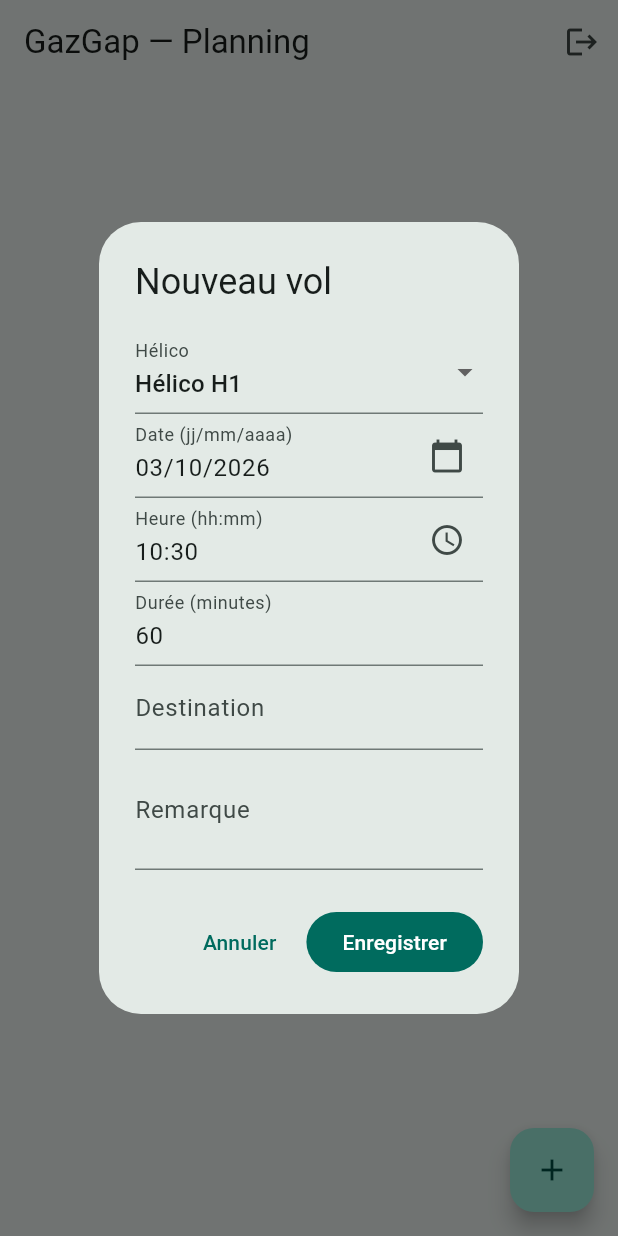
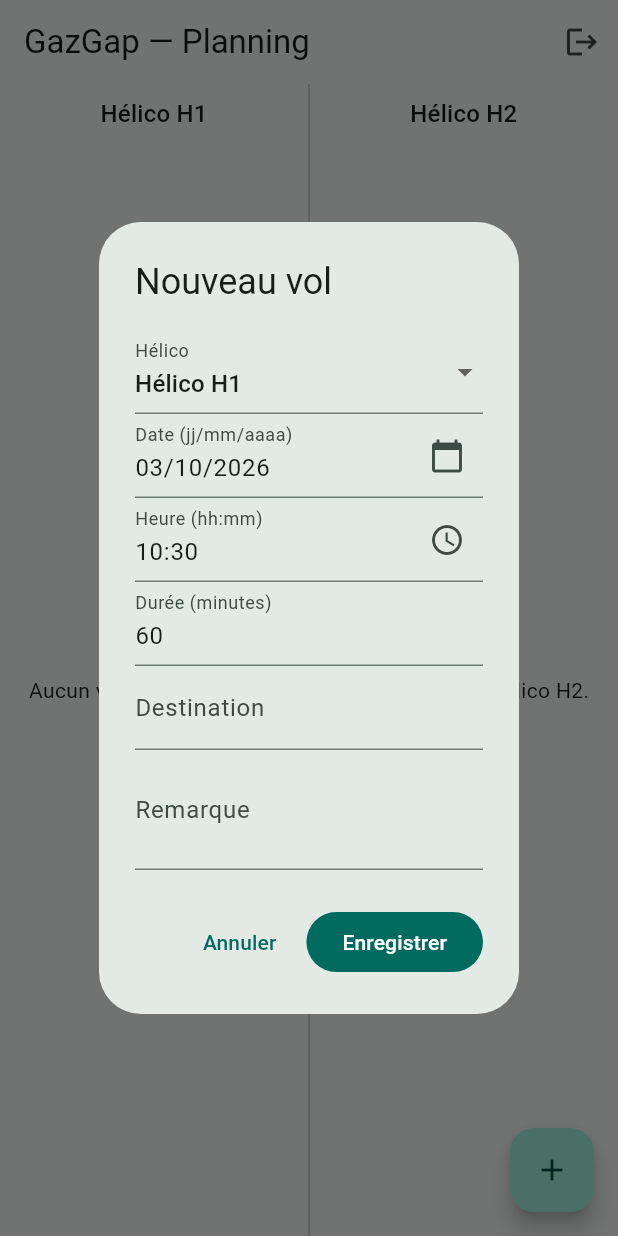
Before and after one commit to MayoFaro/gazgap, a Flutter app: the screen it shows once a user with an empty profile is signed in, after a tap on the "add" icon, on a phone screen of 412 x 824 dp. Run offline on Flutter 3.47's test engine with Material 3 defaults, Android fonts, the phone set to English and light mode, and no system bars; our stand-ins replace cloud_firestore, firebase_auth, firebase_core; accounts and stored records are empty.

Commit message:
feat: affichage du planning en deux colonnes (H1/H2), création multi-hélico

```diff
--- a/lib/features/planning/planning_screen.dart
+++ b/lib/features/planning/planning_screen.dart
@@ -1,5 +1,6 @@
 import 'package:flutter/material.dart';
 
+import '../../core/helicos.dart';
 import '../../core/overlap.dart';
 import '../../data/flight.dart';
 import '../../data/flight_api.dart';
@@ -36,19 +37,22 @@ class _PlanningScreenState extends State<PlanningScreen> {
   }
 
   Future<void> _create() async {
-    final draft = await showDialog<FlightDraft>(
+    final drafts = await showDialog<List<FlightDraft>>(
       context: context,
       builder: (_) => const FlightFormDialog(),
     );
-    if (draft != null) await _run(() => _api.create(draft));
+    if (drafts == null) return;
+    for (final draft in drafts) {
+      await _run(() => _api.create(draft));
+    }
   }
 
   Future<void> _edit(Flight flight) async {
-    final draft = await showDialog<FlightDraft>(
+    final drafts = await showDialog<List<FlightDraft>>(
       context: context,
       builder: (_) => FlightFormDialog(initial: flight),
     );
-    if (draft != null) await _run(() => _api.update(flight.id, draft));
+    if (drafts != null) await _run(() => _api.update(flight.id, drafts.single));
   }
 
   Future<void> _delete(Flight flight) async {
@@ -113,6 +117,40 @@ class _PlanningScreenState extends State<PlanningScreen> {
     );
   }
 
+  Widget _buildColumn(Helico helico, List<Flight> allFlights) {
+    final flights = allFlights.where((f) => f.helicoId == helico.id).toList();
+    return Expanded(
+      child: Column(
+        crossAxisAlignment: CrossAxisAlignment.stretch,
+        children: [
+          Padding(
+            padding: const EdgeInsets.all(8),
+            child: Text(
+              helico.label,
+              style: Theme.of(context).textTheme.titleMedium,
+              textAlign: TextAlign.center,
+            ),
+          ),
+          Expanded(
+            child: flights.isEmpty
+                ? Center(child: Text('Aucun vol pour ${helico.label}.'))
+                : ListView.builder(
+                    itemCount: flights.length,
+                    itemBuilder: (context, i) {
+                      final f = flights[i];
+                      return FlightTile(
+                        flight: f,
+                        hasOverlap: overlapsFor(f, allFlights).isNotEmpty,
+                        onTap: () => _openActions(f),
+                      );
+                    },
+                  ),
+          ),
+        ],
+      ),
+    );
+  }
+
   @override
   Widget build(BuildContext context) {
     return Scaffold(
@@ -146,19 +184,14 @@ class _PlanningScreenState extends State<PlanningScreen> {
                   child: Text(_error!),
                 ),
               Expanded(
-                child: flights.isEmpty
-                    ? const Center(child: Text('Aucun vol planifié.'))
-                    : ListView.builder(
-                        itemCount: flights.length,
-                        itemBuilder: (context, i) {
-                          final f = flights[i];
-                          return FlightTile(
-                            flight: f,
-                            hasOverlap: overlapsFor(f, flights).isNotEmpty,
-                            onTap: () => _openActions(f),
-                          );
-                        },
-                      ),
+                child: Row(
+                  crossAxisAlignment: CrossAxisAlignment.stretch,
+                  children: [
+                    _buildColumn(Helico.h1, flights),
+                    const VerticalDivider(width: 1),
+                    _buildColumn(Helico.h2, flights),
+                  ],
+                ),
               ),
             ],
           );
```
Also changed, not shown: 1 other file.
